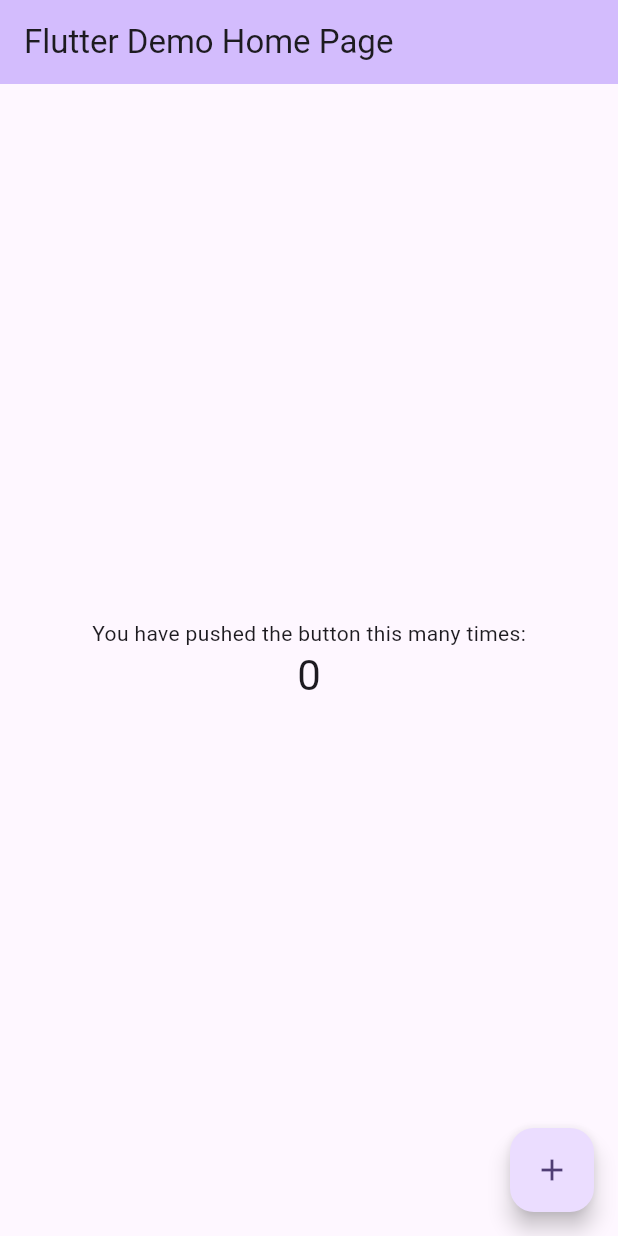
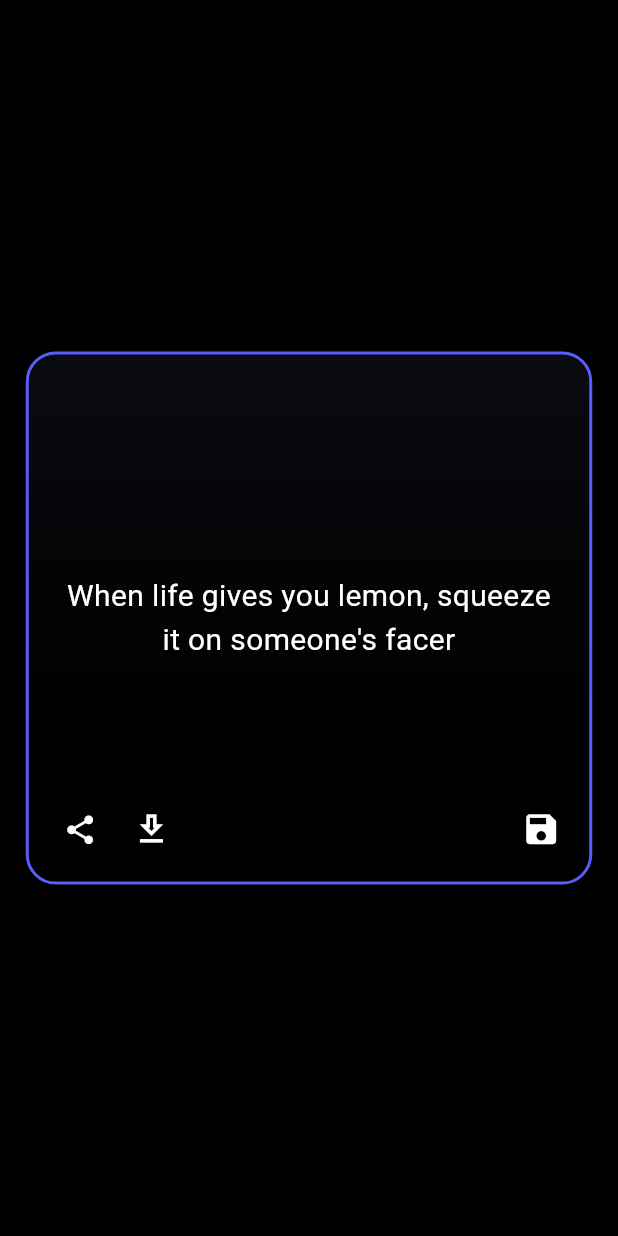
Before and after one commit to arjav1528/Swyp-AI, a Flutter app: the screen it shows after launch, on a phone screen of 412 x 824 dp. Run offline on Flutter 3.47's test engine with Material 3 defaults, Android fonts, the light colour scheme and no system bars; Roboto replaces fonts that are missing (Montesserat).

Commit message:
Add HomePage and custom theme implementation with card widget

```diff
--- /dev/null
+++ b/frontend/swyp_ai/lib/constants/constants.dart
@@ -0,0 +1,44 @@
+import 'package:flutter/material.dart';
+
+class CustomTheme {
+  static const Color primaryColor = Color.fromARGB(255, 0, 0, 0);
+  static const Color secondaryColor = Colors.black;
+  static const Color textColor = Colors.white;
+
+  static TextTheme get _textTheme {
+    return const TextTheme(
+      displayLarge: TextStyle(
+        fontSize: 32,
+        fontWeight: FontWeight.bold,
+        color: textColor,
+      ),
+
+    );
+  }
+
+  static ThemeData get theme {
+    return ThemeData(
+      primaryColor: primaryColor,
+      scaffoldBackgroundColor: secondaryColor,
+      splashColor: Colors.transparent,
+      highlightColor: Colors.transparent,
+      hoverColor: Colors.transparent,
+      appBarTheme: const AppBarTheme(
+        backgroundColor: primaryColor,
+        foregroundColor: textColor,
+      ),
+      textTheme: _textTheme,
+      elevatedButtonTheme: ElevatedButtonThemeData(
+        style: ElevatedButton.styleFrom(
+          foregroundColor: Colors.white,
+          backgroundColor: primaryColor,
+          textStyle: _textTheme.labelLarge,
+        ),
+      ),
+      buttonTheme: const ButtonThemeData(
+        buttonColor: primaryColor,
+        textTheme: ButtonTextTheme.primary,
+      ),
+    );
+  }
+}
--- a/frontend/swyp_ai/lib/main.dart
+++ b/frontend/swyp_ai/lib/main.dart
@@ -1,122 +1,21 @@
 import 'package:flutter/material.dart';
+import 'package:swyp_ai/constants/constants.dart';
+import 'package:swyp_ai/screens/home.dart';
+
 
 void main() {
-  runApp(const MyApp());
+  runApp(MyApp());
 }
 
 class MyApp extends StatelessWidget {
   const MyApp({super.key});
 
-  // This widget is the root of your application.
   @override
   Widget build(BuildContext context) {
     return MaterialApp(
       title: 'Flutter Demo',
-      theme: ThemeData(
-        // This is the theme of your application.
-        //
-        // TRY THIS: Try running your application with "flutter run". You'll see
-        // the application has a purple toolbar. Then, without quitting the app,
-        // try changing the seedColor in the colorScheme below to Colors.green
-        // and then invoke "hot reload" (save your changes or press the "hot
-        // reload" button in a Flutter-supported IDE, or press "r" if you used
-        // the command line to start the app).
-        //
-        // Notice that the counter didn't reset back to zero; the application
-        // state is not lost during the reload. To reset the state, use hot
-        // restart instead.
-        //
-        // This works for code too, not just values: Most code changes can be
-        // tested with just a hot reload.
-        colorScheme: ColorScheme.fromSeed(seedColor: Colors.deepPurple),
-      ),
-      home: const MyHomePage(title: 'Flutter Demo Home Page'),
+      theme: CustomTheme.theme,
+      home: HomePage(),
     );
   }
 }
-
-class MyHomePage extends StatefulWidget {
-  const MyHomePage({super.key, required this.title});
-
-  // This widget is the home page of your application. It is stateful, meaning
-  // that it has a State object (defined below) that contains fields that affect
-  // how it looks.
-
-  // This class is the configuration for the state. It holds the values (in this
-  // case the title) provided by the parent (in this case the App widget) and
-  // used by the build method of the State. Fields in a Widget subclass are
-  // always marked "final".
-
-  final String title;
-
-  @override
-  State<MyHomePage> createState() => _MyHomePageState();
-}
-
-class _MyHomePageState extends State<MyHomePage> {
-  int _counter = 0;
-
-  void _incrementCounter() {
-    setState(() {
-      // This call to setState tells the Flutter framework that something has
-      // changed in this State, which causes it to rerun the build method below
-      // so that the display can reflect the updated values. If we changed
-      // _counter without calling setState(), then the build method would not be
-      // called again, and so nothing would appear to happen.
-      _counter++;
-    });
-  }
-
-  @override
-  Widget build(BuildContext context) {
-    // This method is rerun every time setState is called, for instance as done
-    // by the _incrementCounter method above.
-    //
-    // The Flutter framework has been optimized to make rerunning build methods
-    // fast, so that you can just rebuild anything that needs updating rather
-    // than having to individually change instances of widgets.
-    return Scaffold(
-      appBar: AppBar(
-        // TRY THIS: Try changing the color here to a specific color (to
-        // Colors.amber, perhaps?) and trigger a hot reload to see the AppBar
-        // change color while the other colors stay the same.
-        backgroundColor: Theme.of(context).colorScheme.inversePrimary,
-        // Here we take the value from the MyHomePage object that was created by
-        // the App.build method, and use it to set our appbar title.
-        title: Text(widget.title),
-      ),
-      body: Center(
-        // Center is a layout widget. It takes a single child and positions it
-        // in the middle of the parent.
-        child: Column(
-          // Column is also a layout widget. It takes a list of children and
-          // arranges them vertically. By default, it sizes itself to fit its
-          // children horizontally, and tries to be as tall as its parent.
-          //
-          // Column has various properties to control how it sizes itself and
-          // how it positions its children. Here we use mainAxisAlignment to
-          // center the children vertically; the main axis here is the vertical
-          // axis because Columns are vertical (the cross axis would be
-          // horizontal).
-          //
-          // TRY THIS: Invoke "debug painting" (choose the "Toggle Debug Paint"
-          // action in the IDE, or press "p" in the console), to see the
-          // wireframe for each widget.
-          mainAxisAlignment: MainAxisAlignment.center,
-          children: <Widget>[
-            const Text('You have pushed the button this many times:'),
-            Text(
-              '$_counter',
-              style: Theme.of(context).textTheme.headlineMedium,
-            ),
-          ],
-        ),
-      ),
-      floatingActionButton: FloatingActionButton(
-        onPressed: _incrementCounter,
-        tooltip: 'Increment',
-        child: const Icon(Icons.add),
-      ), // This trailing comma makes auto-formatting nicer for build methods.
-    );
-  }
-}
--- /dev/null
+++ b/frontend/swyp_ai/lib/screens/home.dart
@@ -0,0 +1,23 @@
+import 'package:flutter/material.dart';
+import 'package:swyp_ai/widgets/card.dart';
+
+
+
+
+class HomePage extends StatefulWidget {
+  const HomePage({super.key});
+
+  @override
+  State<HomePage> createState() => _HomePageState();
+}
+
+class _HomePageState extends State<HomePage> {
+  @override
+  Widget build(BuildContext context) {
+    return Scaffold(
+      body: Center(
+        child: CardWidget(quote: "When life gives you lemon, squeeze it on someone's facer",)
+      ),
+    );
+  }
+}
--- /dev/null
+++ b/frontend/swyp_ai/lib/widgets/card.dart
@@ -0,0 +1,82 @@
+import 'package:flutter/material.dart';
+
+class CardWidget extends StatefulWidget {
+  String quote;
+  CardWidget({super.key, required this.quote});
+
+  @override
+  State<CardWidget> createState() => _CardWidgetState();
+}
+
+class _CardWidgetState extends State<CardWidget> {
+  @override
+  Widget build(BuildContext context) {
+    double heightMultiplier = MediaQuery.of(context).size.height / 765;
+    double widthMultiplier = MediaQuery.of(context).size.width / 360;
+    return Container(
+      height: 330 * heightMultiplier,
+      width: 330 * widthMultiplier,
+      decoration: BoxDecoration(
+        border: Border.all(width: 2, color: Color(0xFF575efb)),
+        borderRadius: BorderRadius.circular(20),
+        gradient: LinearGradient(
+          colors: [Colors.transparent, Color(0xFF0a0c11)],
+          begin: Alignment.bottomCenter,
+          end: Alignment.topCenter,
+        ),
+      ),
+      child: Center(
+        child: Stack(
+          children: [
+            Center(
+              child: Padding(
+                padding: EdgeInsets.all(20),
+                child: Text(
+                  widget.quote,
+                  style: TextStyle(
+                    color: Colors.white,
+                    fontSize: 20,
+                    fontFamily: 'Montesserat',
+                  ),
+                  textAlign: TextAlign.center,
+                ),
+              ),
+            ),
+            Positioned(
+              bottom: 0,
+              left: 0,
+              child: Padding(
+                padding: EdgeInsets.symmetric(horizontal: 20*widthMultiplier, vertical: 20*heightMultiplier),
+                child: SizedBox(
+                  width: widthMultiplier * 330,
+                  child: Row(
+                    children: [
+                      Icon(
+                        Icons.share,
+                        size: widthMultiplier * 20,
+                        color: Colors.white,
+                      ),
+                      SizedBox(width: 20*widthMultiplier),
+                      Icon(
+                        Icons.download_outlined,
+                        size: widthMultiplier * 23,
+                        color: Colors.white,
+                      ),
+                      Spacer(),
+                      Icon(
+                        Icons.save,
+                        size: widthMultiplier * 23,
+                        color: Colors.white,
+                      ),
+                      SizedBox(width: 40*widthMultiplier),
+                    ],
+                  ),
+                ),
+              ),
+            ),
+          ],
+        ),
+      ),
+    );
+  }
+}
```
Also changed, not shown: frontend/swyp_ai/pubspec.yaml (+5 -11 lines), frontend/swyp_ai/assets/fonts/Montserrat-Regular.ttf (added).
